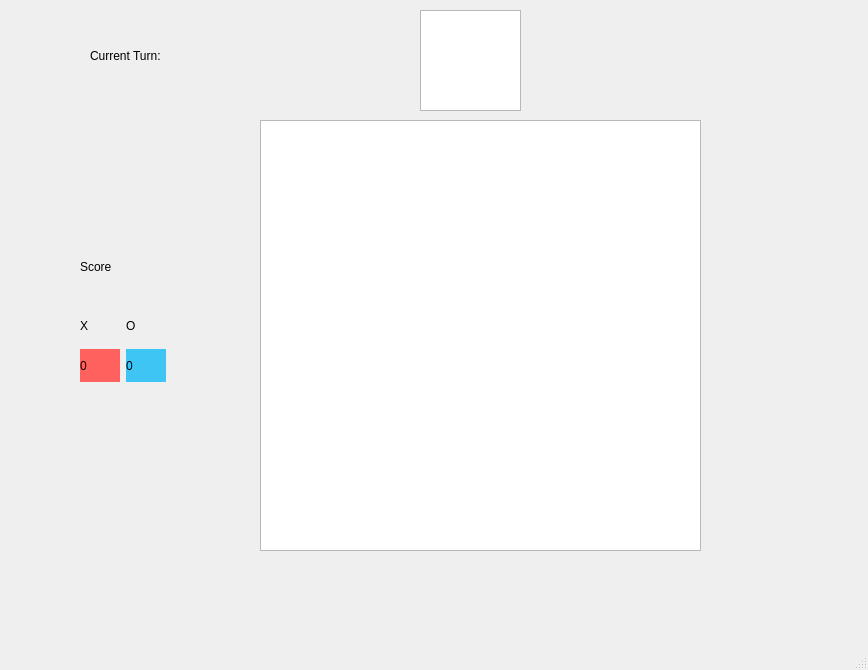
Old version of the form mainwindow.ui in the repository boscopup/tictactoe.
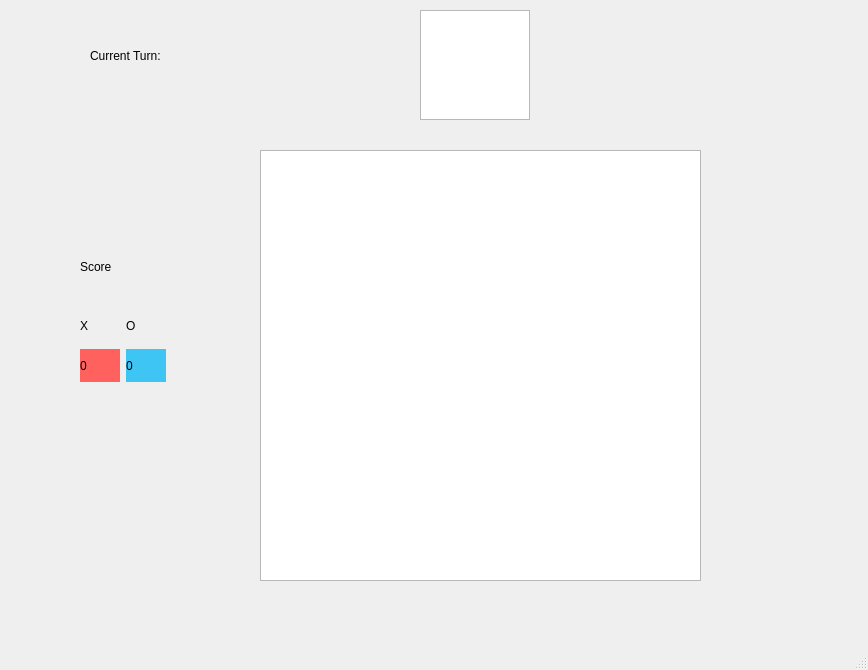
New version of the form. Icons and pictures are not drawn.

```diff
--- a/mainwindow.ui
+++ b/mainwindow.ui
@@ -18,7 +18,7 @@
     <property name="geometry">
      <rect>
       <x>260</x>
-      <y>120</y>
+      <y>150</y>
       <width>441</width>
       <height>431</height>
      </rect>
@@ -46,8 +46,8 @@
      <rect>
       <x>420</x>
       <y>10</y>
-      <width>101</width>
-      <height>101</height>
+      <width>110</width>
+      <height>110</height>
      </rect>
     </property>
     <property name="minimumSize">
@@ -60,7 +60,7 @@
      <string notr="true">background-image: url(:/Resources/x.png);</string>
     </property>
    </widget>
-   <widget class="QWidget" name="">
+   <widget class="QWidget" name="layoutWidget">
     <property name="geometry">
      <rect>
       <x>80</x>
```
Left out of the diff: 2 changed lines with no effect on the pictures.
